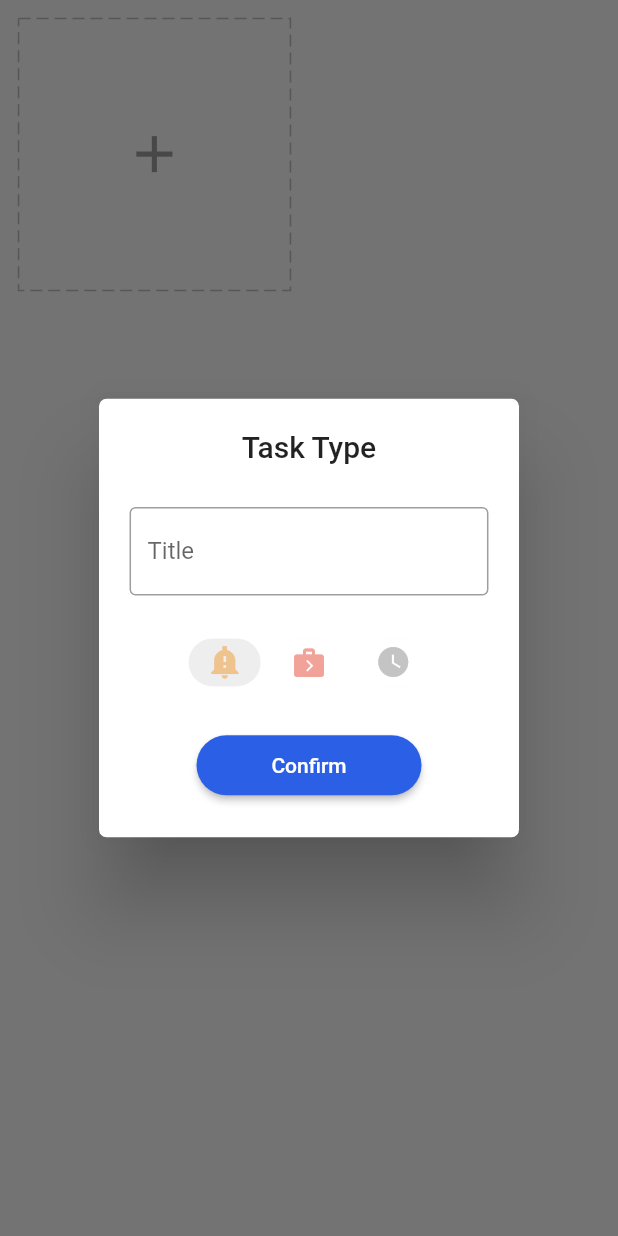
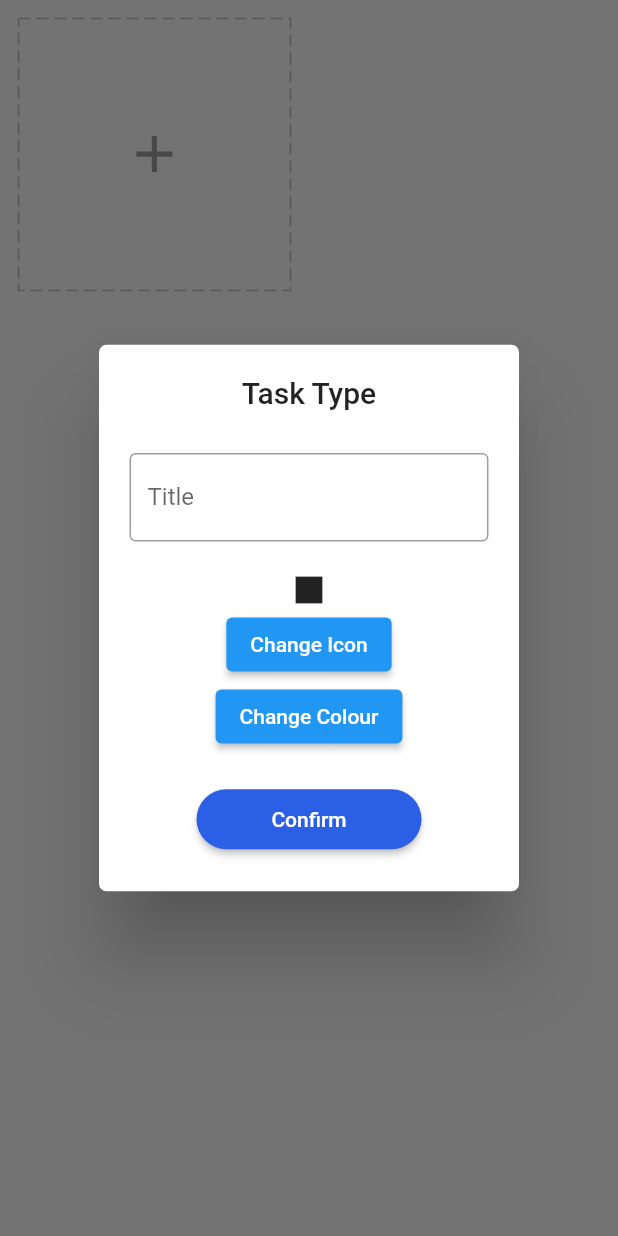
Before and after one commit to NotTYR/proflow, a Flutter app: the AddCard widget shown alone on an empty page, opened directly, after a tap on the "add" icon, on a phone screen of 412 x 824 dp. Run offline on Flutter 3.47's test engine with Material 2 defaults, Android fonts, the phone set to English and light mode, and no system bars; drawn by our look-alikes of dotted_border; our stand-ins replace cloud_firestore, equatable, firebase_auth, firebase_core, flutter_easyloading, flutter_svg and 7 more; missing offline and left inert: flutter_iconpicker, gsheets, onboarding; accounts and stored records are empty; key blocks and very long unbroken strings in the code were emptied for the run.

Commit message:
iconpicker not rlly working but ok

```diff
--- a/lib/navigation/student/my project/modules/home/widgets/add_card.dart
+++ b/lib/navigation/student/my project/modules/home/widgets/add_card.dart
@@ -9,10 +9,23 @@ import 'package:flutter_easyloading/flutter_easyloading.dart';
 import 'package:get/get.dart';
 import 'package:flutter_iconpicker/flutter_iconpicker.dart';
 
-class AddCard extends StatelessWidget {
+class AddCard extends StatefulWidget {
+  const AddCard({super.key});
+  @override
+  State<AddCard> createState() => _AddCardState();
+}
+
+class _AddCardState extends State<AddCard> {
+  dynamic _icon;
+
+  _openIconPicker() async {
+    IconData? icon = await FlutterIconPicker.showIconPicker(context,
+        iconPackModes: [IconPack.material]);
+    _icon = icon;
+    setState(() {});
+  }
+
   final homeCtrl = Get.find<HomeController>();
-  AddCard({super.key});
-
   @override
   Widget build(BuildContext context) {
     final icons = getIcons();
@@ -49,24 +62,23 @@ class AddCard extends StatelessWidget {
                     ),
                     Padding(
                       padding: EdgeInsets.symmetric(vertical: 5.0.wp),
-                      child: Wrap(
-                        spacing: 2.0.wp,
-                        children: icons
-                            .map((e) => Obx(() {
-                                  final index = icons.indexOf(e);
-                                  return ChoiceChip(
-                                    selectedColor: Colors.grey[200],
-                                    pressElevation: 0,
-                                    backgroundColor: Colors.white,
-                                    label: e,
-                                    selected: homeCtrl.chipIndex.value == index,
-                                    onSelected: (bool selected) {
-                                      homeCtrl.chipIndex.value =
-                                          selected ? index : 0;
-                                    },
-                                  );
-                                }))
-                            .toList(),
+                      child: Column(
+                        crossAxisAlignment: CrossAxisAlignment.center,
+                        children: [
+                          AnimatedSwitcher(
+                              duration: const Duration(milliseconds: 300),
+                              child: _icon != null
+                                  ? Icon(_icon)
+                                  : Container(child: Icon(Icons.square))),
+                          ElevatedButton(
+                              onPressed: () {
+                                _openIconPicker();
+                              },
+                              child: Text('Change Icon')),
+                          ElevatedButton(
+                              onPressed: () async {},
+                              child: Text('Change Colour'))
+                        ],
                       ),
                     ),
                     ElevatedButton(
@@ -78,8 +90,7 @@ class AddCard extends StatelessWidget {
                       ),
                       onPressed: () {
                         if (homeCtrl.formKey.currentState!.validate()) {
-                          int icon =
-                              icons[homeCtrl.chipIndex.value].icon!.codePoint;
+                          int icon = _icon.codePoint;
                           String color =
                               icons[homeCtrl.chipIndex.value].color!.toHex();
                           var task = Task(
```
